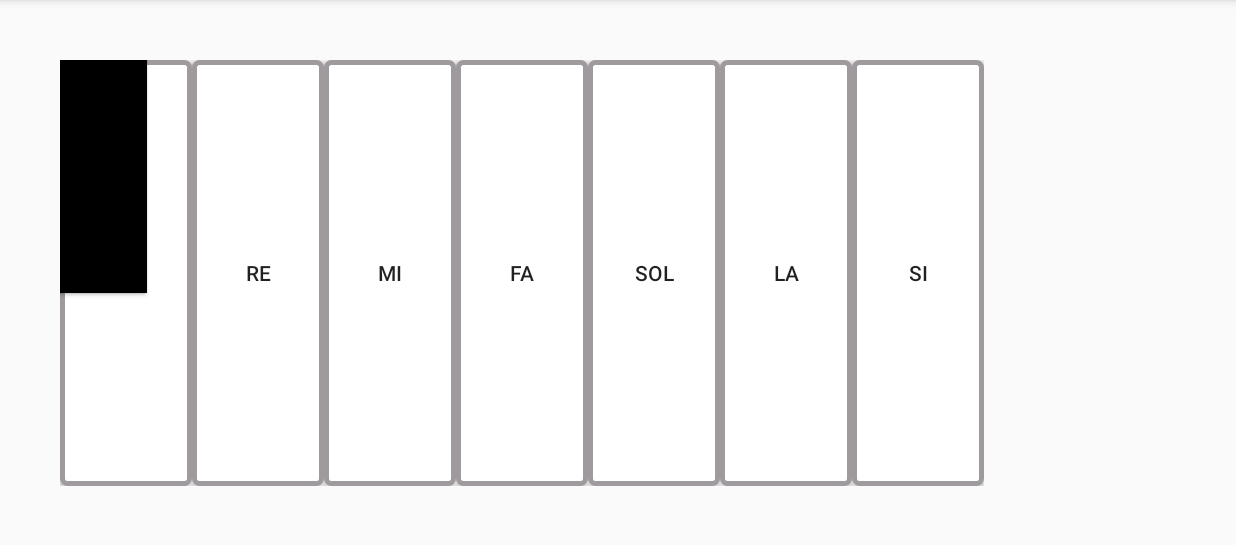
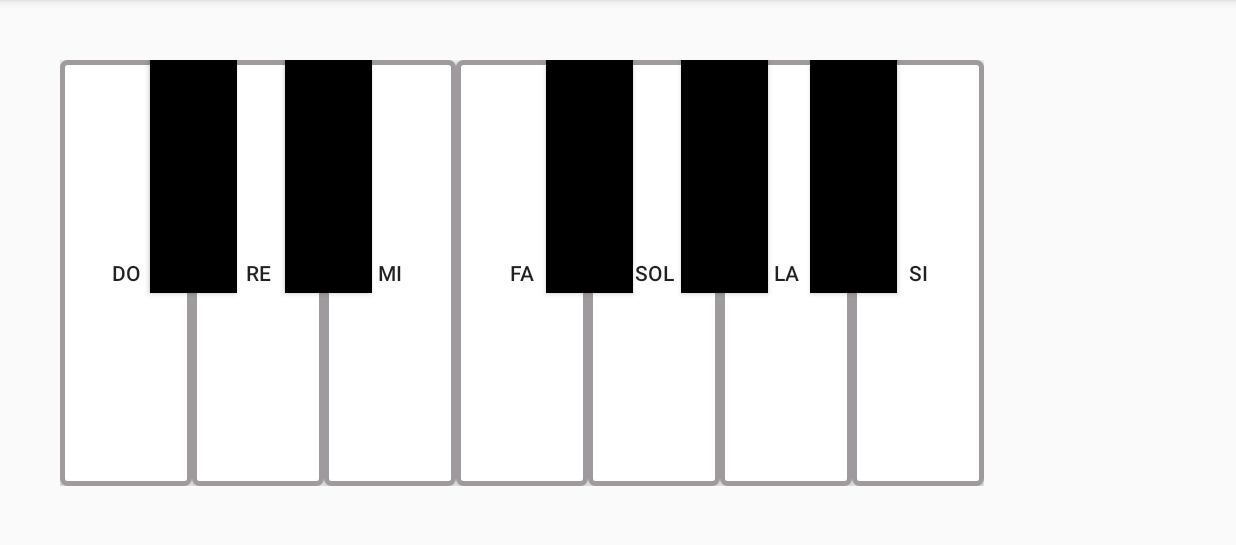
Before and after one commit to fran11sv/PianoGrupo10, an Android app: the screen it shows after launch (piano), on a phone screen of 824 x 412 dp (held sideways), the part 72-617 px from its top. Run offline under Robolectric (Android 15) with nearby library versions, the phone set to English and light mode, and no system bars.

Commit message:
Teclado Tradicional diseño

```diff
--- a/app/src/main/res/layout/activity_piano.xml
+++ b/app/src/main/res/layout/activity_piano.xml
@@ -93,15 +93,55 @@
             android:id="@+id/btnDoSos"
             android:layout_width="58dp"
             android:layout_height="155dp"
+            android:layout_marginStart="60dp"
             android:background="#000000"
-            app:layout_constraintStart_toStartOf="parent" />
+            app:layout_constraintBottom_toBottomOf="parent"
+            app:layout_constraintStart_toStartOf="parent"
+            app:layout_constraintTop_toTopOf="parent"
+            app:layout_constraintVertical_bias="0.0" />
 
         <Button
             android:id="@+id/btnReSos"
             android:layout_width="58dp"
             android:layout_height="155dp"
+            android:layout_marginStart="32dp"
             android:background="#000000"
-            tools:layout_editor_absoluteX="140dp" />
+            app:layout_constraintBottom_toBottomOf="parent"
+            app:layout_constraintStart_toEndOf="@+id/btnDoSos"
+            app:layout_constraintTop_toTopOf="parent"
+            app:layout_constraintVertical_bias="0.0" />
+        <Button
+            android:id="@+id/btnFaSos"
+            android:layout_width="58dp"
+            android:layout_height="155dp"
+            android:layout_marginStart="116dp"
+            android:background="#000000"
+            app:layout_constraintBottom_toBottomOf="parent"
+            app:layout_constraintStart_toEndOf="@+id/btnReSos"
+            app:layout_constraintTop_toTopOf="parent"
+            app:layout_constraintVertical_bias="0.0" />
+
+        <Button
+            android:id="@+id/btnSolSos"
+            android:layout_width="58dp"
+            android:layout_height="155dp"
+            android:layout_marginStart="32dp"
+            android:background="#000000"
+            app:layout_constraintBottom_toBottomOf="parent"
+            app:layout_constraintStart_toEndOf="@+id/btnFaSos"
+            app:layout_constraintTop_toTopOf="parent"
+            app:layout_constraintVertical_bias="0.0" />
+
+        <Button
+            android:id="@+id/btnLaSos"
+            android:layout_width="58dp"
+            android:layout_height="155dp"
+            android:layout_marginStart="28dp"
+            android:background="#000000"
+            app:layout_constraintBottom_toBottomOf="parent"
+            app:layout_constraintStart_toEndOf="@+id/btnSolSos"
+            app:layout_constraintTop_toTopOf="parent"
+            app:layout_constraintVertical_bias="0.0" />
 
 
     </androidx.constraintlayout.widget.ConstraintLayout>
```
